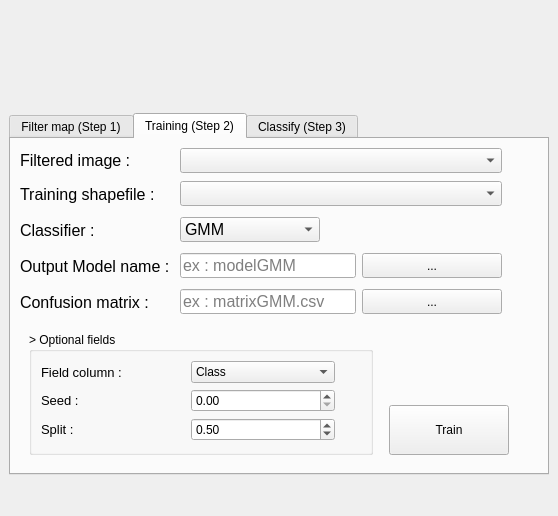
Above: historical_map_dialog_base.ui from nkarasiak/HistoricalMap before the change. Below: the same form after it.
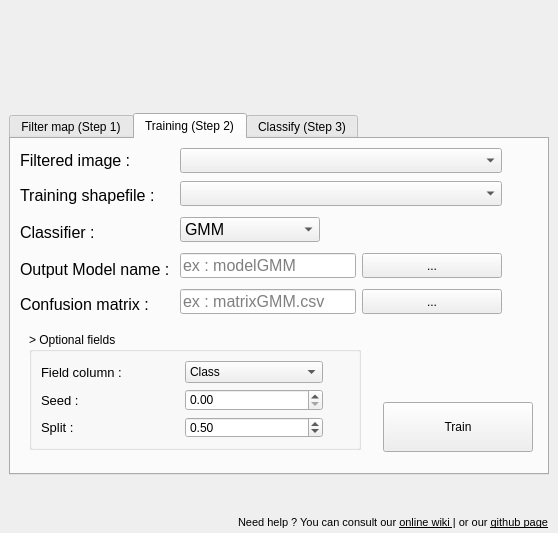
That is the form after the change. The open tabs and pages were chosen to show the change. Icons and pictures are not drawn. Custom widgets are drawn as their Qt base class.

```diff
--- a/historical_map_dialog_base.ui
+++ b/historical_map_dialog_base.ui
@@ -7,7 +7,7 @@
     <x>0</x>
     <y>0</y>
     <width>558</width>
-    <height>516</height>
+    <height>533</height>
    </rect>
   </property>
   <property name="sizePolicy">
@@ -19,13 +19,13 @@
   <property name="minimumSize">
    <size>
     <width>558</width>
-    <height>516</height>
+    <height>480</height>
    </size>
   </property>
   <property name="maximumSize">
    <size>
     <width>558</width>
-    <height>516</height>
+    <height>533</height>
    </size>
   </property>
   <property name="windowTitle">
@@ -132,7 +132,7 @@
       <rect>
        <x>167</x>
        <y>116</y>
-       <width>91</width>
+       <width>99</width>
        <height>25</height>
       </rect>
      </property>
@@ -402,7 +402,7 @@
       <rect>
        <x>167</x>
        <y>80</y>
-       <width>91</width>
+       <width>99</width>
        <height>25</height>
       </rect>
      </property>
@@ -535,13 +535,13 @@
       <rect>
        <x>372</x>
        <y>263</y>
-       <width>120</width>
+       <width>150</width>
        <height>50</height>
       </rect>
      </property>
      <property name="minimumSize">
       <size>
-       <width>120</width>
+       <width>150</width>
        <height>50</height>
       </size>
      </property>
@@ -569,9 +569,15 @@
     <attribute name="title">
      <string>Training (Step 2)</string>
     </attribute>
-    <layout class="QGridLayout" name="gridLayout_19">
-     <item row="1" column="4">
       <widget class="QLabel" name="label_8">
+     <property name="geometry">
+      <rect>
+       <x>497</x>
+       <y>40</y>
+       <width>30</width>
+       <height>30</height>
+      </rect>
+     </property>
        <property name="minimumSize">
         <size>
          <width>0</width>
@@ -597,9 +603,15 @@
         <bool>true</bool>
        </property>
       </widget>
-     </item>
-     <item row="2" column="0">
       <widget class="QLabel" name="tiffImageLabel_10">
+     <property name="geometry">
+      <rect>
+       <x>9</x>
+       <y>85</y>
+       <width>76</width>
+       <height>17</height>
+      </rect>
+     </property>
        <property name="font">
         <font>
          <family>Arial</family>
@@ -610,9 +622,15 @@
         <string>Classifier :</string>
        </property>
       </widget>
-     </item>
-     <item row="3" column="0">
       <widget class="QLabel" name="tiffImageLabel_9">
+     <property name="geometry">
+      <rect>
+       <x>9</x>
+       <y>122</y>
+       <width>154</width>
+       <height>17</height>
+      </rect>
+     </property>
        <property name="font">
         <font>
          <family>Arial</family>
@@ -623,9 +641,15 @@
         <string>Output Model name : </string>
        </property>
       </widget>
-     </item>
-     <item row="2" column="1">
       <widget class="QComboBox" name="inClassifier">
+     <property name="geometry">
+      <rect>
+       <x>169</x>
+       <y>78</y>
+       <width>140</width>
+       <height>25</height>
+      </rect>
+     </property>
        <property name="minimumSize">
         <size>
          <width>0</width>
@@ -665,9 +689,15 @@
         </property>
        </item>
       </widget>
-     </item>
-     <item row="3" column="1" colspan="2">
       <widget class="QLineEdit" name="outModel">
+     <property name="geometry">
+      <rect>
+       <x>169</x>
+       <y>114</y>
+       <width>176</width>
+       <height>25</height>
+      </rect>
+     </property>
        <property name="minimumSize">
         <size>
          <width>0</width>
@@ -693,9 +723,15 @@
         <string>ex : modelGMM</string>
        </property>
       </widget>
-     </item>
-     <item row="3" column="3">
       <widget class="QPushButton" name="selectModel">
+     <property name="geometry">
+      <rect>
+       <x>351</x>
+       <y>114</y>
+       <width>140</width>
+       <height>25</height>
+      </rect>
+     </property>
        <property name="minimumSize">
         <size>
          <width>0</width>
@@ -712,9 +748,15 @@
         <string>...</string>
        </property>
       </widget>
-     </item>
-     <item row="3" column="4">
       <widget class="QLabel" name="label_6">
+     <property name="geometry">
+      <rect>
+       <x>497</x>
+       <y>112</y>
+       <width>30</width>
+       <height>30</height>
+      </rect>
+     </property>
        <property name="minimumSize">
         <size>
          <width>0</width>
@@ -740,9 +782,15 @@
         <bool>true</bool>
        </property>
       </widget>
-     </item>
-     <item row="0" column="0">
       <widget class="QLabel" name="tiffImageLabel_4">
+     <property name="geometry">
+      <rect>
+       <x>9</x>
+       <y>13</y>
+       <width>112</width>
+       <height>17</height>
+      </rect>
+     </property>
        <property name="font">
         <font>
          <family>Arial</family>
@@ -753,9 +801,15 @@
         <string>Filtered image :</string>
        </property>
       </widget>
-     </item>
-     <item row="0" column="1" colspan="3">
       <widget class="QgsMapLayerComboBox" name="inFiltered">
+     <property name="geometry">
+      <rect>
+       <x>169</x>
+       <y>9</y>
+       <width>322</width>
+       <height>25</height>
+      </rect>
+     </property>
        <property name="minimumSize">
         <size>
          <width>0</width>
@@ -778,9 +832,15 @@
         <set>QgsMapLayerProxyModel::PluginLayer|QgsMapLayerProxyModel::RasterLayer</set>
        </property>
       </widget>
-     </item>
-     <item row="2" column="2">
       <widget class="QLabel" name="label_5">
+     <property name="geometry">
+      <rect>
+       <x>315</x>
+       <y>76</y>
+       <width>30</width>
+       <height>30</height>
+      </rect>
+     </property>
        <property name="minimumSize">
         <size>
          <width>0</width>
@@ -809,9 +869,15 @@
         <bool>true</bool>
        </property>
       </widget>
-     </item>
-     <item row="1" column="0">
       <widget class="QLabel" name="tiffImageLabel_5">
+     <property name="geometry">
+      <rect>
+       <x>9</x>
+       <y>48</y>
+       <width>136</width>
+       <height>17</height>
+      </rect>
+     </property>
        <property name="font">
         <font>
          <family>Arial</family>
@@ -822,9 +888,15 @@
         <string>Training shapefile :</string>
        </property>
       </widget>
-     </item>
-     <item row="4" column="0">
       <widget class="QLabel" name="tiffImageLabel_17">
+     <property name="geometry">
+      <rect>
+       <x>9</x>
+       <y>157</y>
+       <width>130</width>
+       <height>17</height>
+      </rect>
+     </property>
        <property name="font">
         <font>
          <family>Arial</family>
@@ -835,9 +907,15 @@
         <string>Confusion matrix :</string>
        </property>
       </widget>
-     </item>
-     <item row="4" column="1" colspan="2">
       <widget class="QLineEdit" name="outMatrix">
+     <property name="geometry">
+      <rect>
+       <x>169</x>
+       <y>150</y>
+       <width>176</width>
+       <height>25</height>
+      </rect>
+     </property>
        <property name="minimumSize">
         <size>
          <width>0</width>
@@ -860,9 +938,15 @@
         <string>ex : matrixGMM.csv</string>
        </property>
       </widget>
-     </item>
-     <item row="4" column="4">
       <widget class="QLabel" name="label_7">
+     <property name="geometry">
+      <rect>
+       <x>497</x>
+       <y>148</y>
+       <width>30</width>
+       <height>30</height>
+      </rect>
+     </property>
        <property name="minimumSize">
         <size>
          <width>0</width>
@@ -888,9 +972,15 @@
         <bool>true</bool>
        </property>
       </widget>
-     </item>
-     <item row="4" column="3">
       <widget class="QPushButton" name="selectMatrix">
+     <property name="geometry">
+      <rect>
+       <x>351</x>
+       <y>150</y>
+       <width>140</width>
+       <height>25</height>
+      </rect>
+     </property>
        <property name="minimumSize">
         <size>
          <width>0</width>
@@ -907,9 +997,15 @@
         <string>...</string>
        </property>
       </widget>
-     </item>
-     <item row="1" column="1" colspan="3">
       <widget class="QgsMapLayerComboBox" name="inTraining">
+     <property name="geometry">
+      <rect>
+       <x>169</x>
+       <y>42</y>
+       <width>322</width>
+       <height>25</height>
+      </rect>
+     </property>
        <property name="minimumSize">
         <size>
          <width>0</width>
@@ -932,12 +1028,24 @@
         <set>QgsMapLayerProxyModel::HasGeometry|QgsMapLayerProxyModel::LineLayer|QgsMapLayerProxyModel::NoGeometry|QgsMapLayerProxyModel::PluginLayer|QgsMapLayerProxyModel::PointLayer|QgsMapLayerProxyModel::PolygonLayer|QgsMapLayerProxyModel::VectorLayer</set>
        </property>
       </widget>
-     </item>
-     <item row="5" column="0" colspan="5">
       <widget class="QWidget" name="widget_2" native="true">
-       <layout class="QGridLayout" name="gridLayout_24">
-        <item row="0" column="0" rowspan="2">
+     <property name="geometry">
+      <rect>
+       <x>9</x>
+       <y>184</y>
+       <width>341</width>
+       <height>136</height>
+      </rect>
+     </property>
          <widget class="QGroupBox" name="groupBox">
+      <property name="geometry">
+       <rect>
+        <x>9</x>
+        <y>9</y>
+        <width>332</width>
+        <height>118</height>
+       </rect>
+      </property>
           <property name="title">
            <string>&gt; Optional fields</string>
           </property>
@@ -1124,41 +1232,16 @@
            </item>
           </layout>
          </widget>
-        </item>
-        <item row="0" column="1">
-         <spacer name="horizontalSpacer_3">
-          <property name="orientation">
-           <enum>Qt::Horizontal</enum>
-          </property>
-          <property name="sizeType">
-           <enum>QSizePolicy::Maximum</enum>
-          </property>
-          <property name="sizeHint" stdset="0">
-           <size>
-            <width>10</width>
-            <height>43</height>
-           </size>
-          </property>
-         </spacer>
-        </item>
-        <item row="0" column="2">
-         <spacer name="verticalSpacer_2">
-          <property name="orientation">
-           <enum>Qt::Vertical</enum>
-          </property>
-          <property name="sizeType">
-           <enum>QSizePolicy::Expanding</enum>
-          </property>
-          <property name="sizeHint" stdset="0">
-           <size>
-            <width>20</width>
-            <height>62</height>
-           </size>
-          </property>
-         </spacer>
-        </item>
-        <item row="1" column="2">
+    </widget>
          <widget class="QPushButton" name="btnTrain">
+     <property name="geometry">
+      <rect>
+       <x>372</x>
+       <y>263</y>
+       <width>150</width>
+       <height>50</height>
+      </rect>
+     </property>
           <property name="sizePolicy">
            <sizepolicy hsizetype="Fixed" vsizetype="Fixed">
             <horstretch>0</horstretch>
@@ -1167,7 +1250,7 @@
           </property>
           <property name="minimumSize">
            <size>
-            <width>120</width>
+       <width>150</width>
             <height>50</height>
            </size>
           </property>
@@ -1199,27 +1282,6 @@
            <bool>false</bool>
           </property>
          </widget>
-        </item>
-        <item row="1" column="3">
-         <spacer name="horizontalSpacer_2">
-          <property name="orientation">
-           <enum>Qt::Horizontal</enum>
-          </property>
-          <property name="sizeType">
-           <enum>QSizePolicy::Fixed</enum>
-          </property>
-          <property name="sizeHint" stdset="0">
-           <size>
-            <width>20</width>
-            <height>20</height>
-           </size>
-          </property>
-         </spacer>
-        </item>
-       </layout>
-      </widget>
-     </item>
-    </layout>
    </widget>
    <widget class="QWidget" name="tab_3">
     <attribute name="title">
@@ -1412,13 +1474,13 @@
       <rect>
        <x>372</x>
        <y>263</y>
-       <width>120</width>
+       <width>150</width>
        <height>50</height>
       </rect>
      </property>
      <property name="minimumSize">
       <size>
-       <width>120</width>
+       <width>150</width>
        <height>50</height>
       </size>
      </property>
@@ -1821,29 +1883,34 @@
   <widget class="QLabel" name="label_14">
    <property name="geometry">
     <rect>
-     <x>520</x>
-     <y>10</y>
-     <width>30</width>
-     <height>30</height>
+     <x>217</x>
+     <y>500</y>
+     <width>331</width>
+     <height>29</height>
     </rect>
    </property>
    <property name="minimumSize">
     <size>
      <width>0</width>
-     <height>30</height>
+     <height>29</height>
     </size>
    </property>
    <property name="maximumSize">
     <size>
-     <width>30</width>
-     <height>30</height>
+     <width>999</width>
+     <height>999</height>
     </size>
    </property>
+   <property name="font">
+    <font>
+     <pointsize>8</pointsize>
+    </font>
+   </property>
    <property name="toolTip">
     <string>Go to our online wiki</string>
    </property>
    <property name="text">
-    <string>&lt;html&gt;&lt;head/&gt;&lt;body&gt;&lt;p&gt;&lt;a href=&quot;https://github.com/lennepkade/HistoricalMap/wiki&quot; target=&quot;_blank&quot;&gt;&lt;img src=&quot;:/plugins/HistoricalMap/img/help/information.png&quot; height=&quot;30&quot; width=&quot;30&quot;/&gt;&lt;/a&gt;&lt;/p&gt;&lt;/body&gt;&lt;/html&gt;</string>
+    <string>&lt;html&gt;&lt;head/&gt;&lt;body&gt;&lt;p&gt;Need help ? You can consult our &lt;a href=&quot;https://github.com/lennepkade/HistoricalMap/wiki&quot;&gt;&lt;span style=&quot; text-decoration: underline; color:#000000;&quot;&gt;online wiki &lt;/span&gt;&lt;/a&gt;&lt;span style=&quot; color:#000000;&quot;&gt; | &lt;/span&gt; or our &lt;a href=&quot;https://github.com/lennepkade/HistoricalMap&quot;&gt;&lt;span style=&quot; text-decoration: underline; color:#000000;&quot;&gt;github page&lt;/span&gt;&lt;/a&gt;&lt;/p&gt;&lt;/body&gt;&lt;/html&gt;</string>
    </property>
    <property name="pixmap">
     <pixmap resource="resources.qrc">:/plugins/HistoricalMap/img/help/information.png</pixmap>
@@ -1851,6 +1918,9 @@
    <property name="scaledContents">
     <bool>true</bool>
    </property>
+   <property name="alignment">
+    <set>Qt::AlignBottom|Qt::AlignRight|Qt::AlignTrailing</set>
+   </property>
    <property name="openExternalLinks">
     <bool>true</bool>
    </property>
```
Left out of the diff: 9 changed lines with no effect on the pictures. Lines whose indentation alone changed are shown as unchanged.
